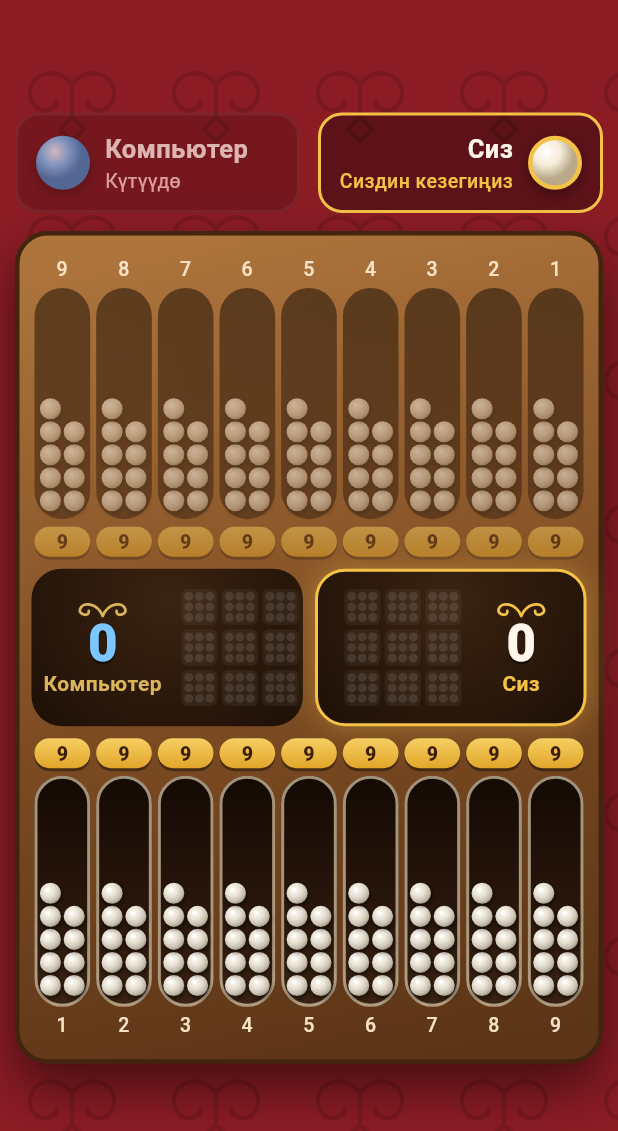
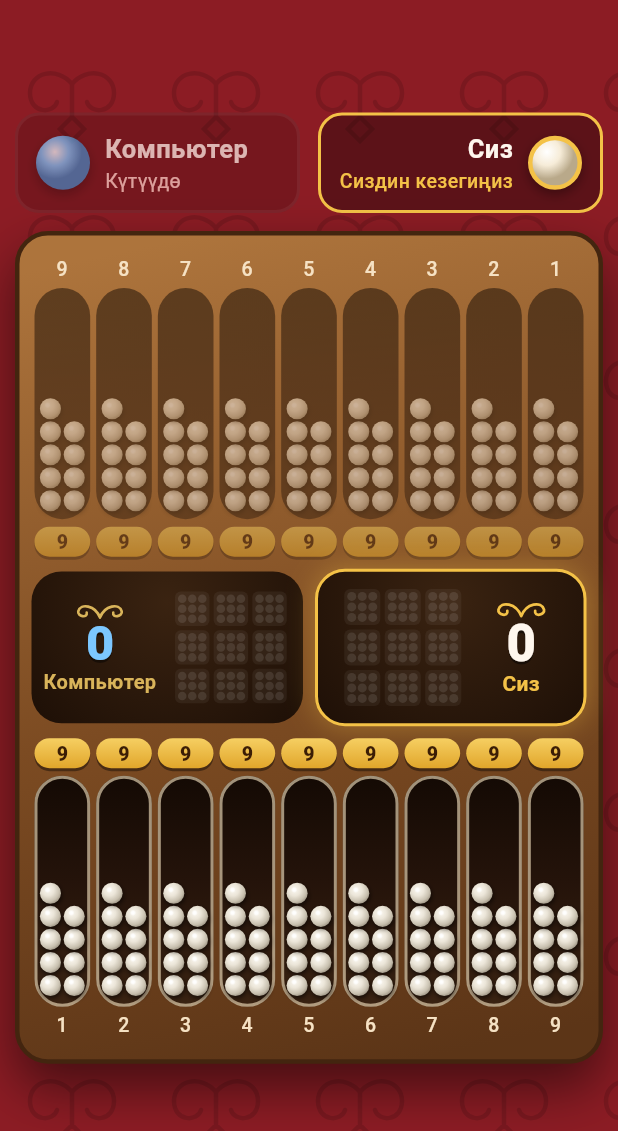
Before and after one commit to suiunov/toguz, a Flutter app: the screen it shows after launch, on a phone screen of 412 x 824 dp, the part 105-1236 px from its top. Run offline on Flutter 3.47's test engine with Material 3 defaults, Android fonts, the phone set to English and light mode, and no system bars; our stand-ins replace audioplayers, shared_preferences.

Commit message:
App: kazan and status text fit small screens; bubbles grow for two lines
Co-Authored-By: Claude Opus 5.5 <noreply@anthropic.com>
Claude-Session: https://claude.ai/code/session_01N67n49srdF1kXEPEsMZkqY

```diff
--- a/app/lib/main.dart
+++ b/app/lib/main.dart
@@ -260,8 +260,8 @@ class _GameScreenState extends State<GameScreen> {
       );
     }
 
-    return SizedBox(
-      height: 74,
+    return ConstrainedBox(
+      constraints: const BoxConstraints(minHeight: 74),
       child: Row(
         crossAxisAlignment: CrossAxisAlignment.end,
         children: [
@@ -299,9 +299,13 @@ class _GameScreenState extends State<GameScreen> {
                 maxLines: 1,
                 overflow: TextOverflow.ellipsis,
                 style: const TextStyle(fontSize: 17, fontWeight: FontWeight.w700, color: C.ink)),
-            Text(c.status(p),
-                maxLines: 1,
-                style: TextStyle(fontSize: 13, color: on ? C.gold : C.soft, fontWeight: on ? FontWeight.w500 : FontWeight.w400)),
+            FittedBox(
+              fit: BoxFit.scaleDown,
+              alignment: right ? Alignment.centerRight : Alignment.centerLeft,
+              child: Text(c.status(p),
+                  maxLines: 1,
+                  style: TextStyle(fontSize: 13, color: on ? C.gold : C.soft, fontWeight: on ? FontWeight.w500 : FontWeight.w400)),
+            ),
           ],
         ),
       );
--- a/app/lib/ui/board.dart
+++ b/app/lib/ui/board.dart
@@ -324,9 +324,12 @@ class _Kazan extends StatelessWidget {
         border: Border.all(color: on ? C.gold : Colors.transparent, width: 2),
         boxShadow: on ? const [BoxShadow(color: Color(0x59F4C247), blurRadius: 16)] : const [],
       ),
-      child: Row(
-        mainAxisAlignment: MainAxisAlignment.center,
-        children: p == 1 ? [kc, const SizedBox(width: 10), squares] : [squares, const SizedBox(width: 10), kc],
+      child: FittedBox(
+        fit: BoxFit.scaleDown,
+        child: Row(
+          mainAxisSize: MainAxisSize.min,
+          children: p == 1 ? [kc, const SizedBox(width: 10), squares] : [squares, const SizedBox(width: 10), kc],
+        ),
       ),
     );
   }
```
